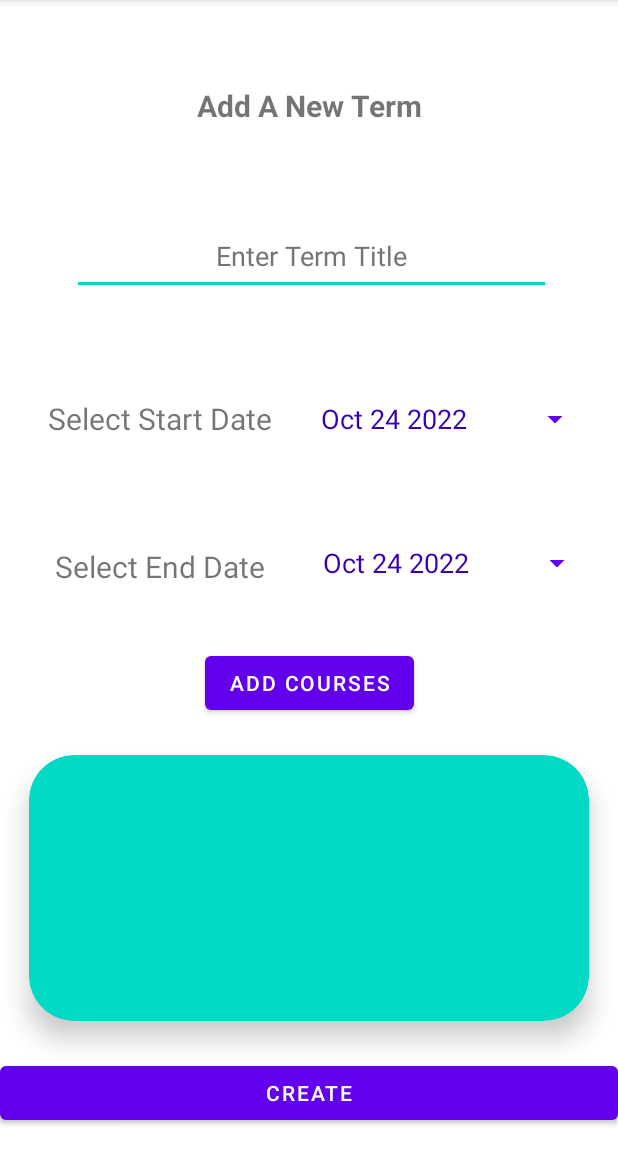
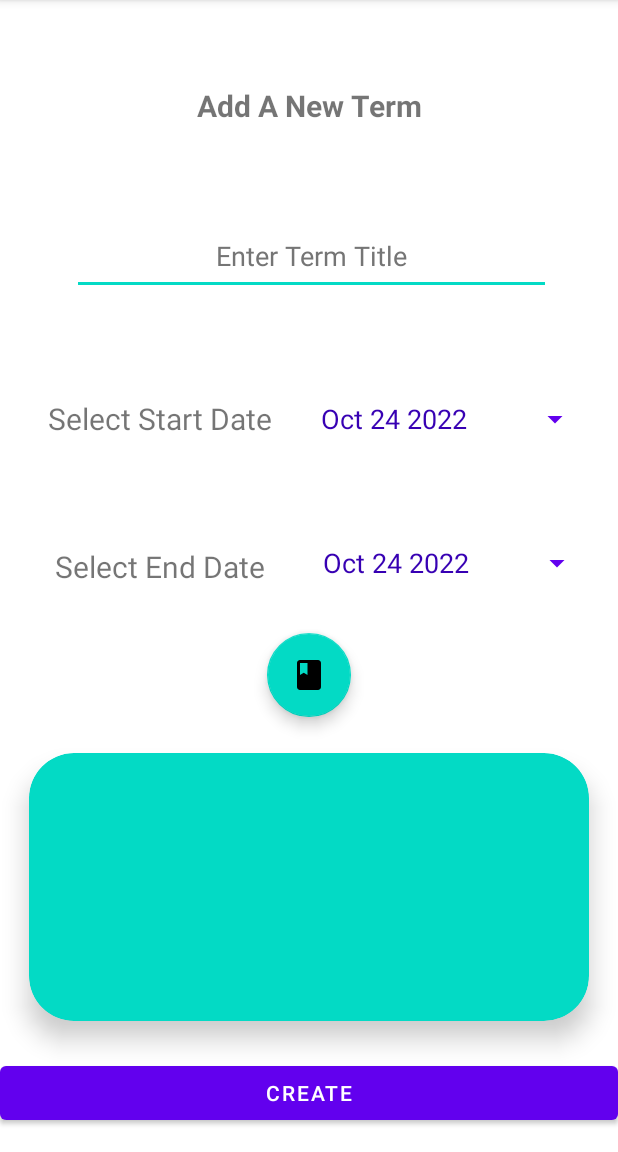
Before and after one commit to evilqueen599/C196MobileAppDevelopment, an Android app: the AddTerm screen opened directly, with no data from a screen before it, on a phone screen of 412 x 824 dp, the part 84-1236 px from its top. Run offline under Robolectric (Android 15) with nearby library versions, the phone set to English and light mode, and no system bars; our stand-ins replace Room's generated code.

Commit message:
Add courses to term working!!!!!

```diff
--- a/app/src/main/java/com/example/c196aloufi/Adapters/CourseAdapter.java
+++ b/app/src/main/java/com/example/c196aloufi/Adapters/CourseAdapter.java
@@ -57,6 +57,7 @@ public class CourseAdapter extends RecyclerView.Adapter<CourseAdapter.CourseView
                     intent.putExtra("instructorPhone", current.getInstructorPhone());
                     intent.putExtra("instructorEmail",current.getInstructorEmail());
                     intent.putExtra("courseNote", current.getCourseNote());
+                    intent.putExtra("termId", current.getTermId());
                     context.startActivity(intent);
                 }
             });
--- a/app/src/main/java/com/example/c196aloufi/Database/AssessmentDAO.java
+++ b/app/src/main/java/com/example/c196aloufi/Database/AssessmentDAO.java
@@ -24,7 +24,4 @@ public interface AssessmentDAO {
 
     @Query("SELECT * FROM assessments ORDER BY assessmentId ASC")
     List<Assessments> getAllAssessments();
-
-    @Query("SELECT * FROM assessments WHERE courseId = courseId")
-    List<Assessments> getAssocAssesments();
 }
--- a/app/src/main/java/com/example/c196aloufi/Database/CourseDAO.java
+++ b/app/src/main/java/com/example/c196aloufi/Database/CourseDAO.java
@@ -1,5 +1,6 @@
 package com.example.c196aloufi.Database;
 
+import androidx.lifecycle.LiveData;
 import androidx.room.Dao;
 import androidx.room.Delete;
 import androidx.room.Insert;
@@ -25,5 +26,4 @@ public interface CourseDAO {
 
     @Query("SELECT * FROM courses ORDER BY courseId ASC")
     List<Courses> getAllCourses();
-
 }
--- a/app/src/main/java/com/example/c196aloufi/Database/TermDAO.java
+++ b/app/src/main/java/com/example/c196aloufi/Database/TermDAO.java
@@ -25,4 +25,7 @@ public interface TermDAO {
 
     @Query("SELECT * FROM terms ORDER BY termId ASC")
     List<Terms> getAllTerms();
+
+    @Query("SELECT * FROM terms WHERE termId = :termId")
+    Terms getTermById(Integer termId);
 }
--- a/app/src/main/res/layout/activity_add_term.xml
+++ b/app/src/main/res/layout/activity_add_term.xml
@@ -43,15 +43,13 @@
         app:layout_constraintTop_toTopOf="@id/guidelineTop"
         app:layout_constraintVertical_bias="0.0" />
 
-    <Button
+    <com.google.android.material.floatingactionbutton.FloatingActionButton
         android:id="@+id/addCoursesBtn"
-        android:layout_width="139dp"
+        android:layout_width="wrap_content"
         android:layout_height="wrap_content"
-        android:layout_marginStart="136dp"
-        android:layout_marginTop="31dp"
-        android:layout_marginEnd="136dp"
-        android:layout_marginBottom="13dp"
-        android:text="Add Courses"
+        android:onClick="addCoursesToTerm"
+        android:src="@drawable/ic_baseline_class_24"
+        android:text="Add Courses to Term"
         app:layout_constraintBottom_toTopOf="@+id/guidelineBottom"
         app:layout_constraintEnd_toEndOf="@id/guidelineRight"
         app:layout_constraintStart_toStartOf="@id/guidelineLeft"
```
Also changed, not shown: app/src/main/java/com/example/c196aloufi/Adapters/CoursePopUpAdapter.java (added, +67 -0 lines), app/src/main/java/com/example/c196aloufi/Database/AppRepo.java (+18 -12 lines), app/src/main/java/com/example/c196aloufi/UserInterface/AddCourse.java (+5 -2 lines), app/src/main/java/com/example/c196aloufi/UserInterface/AddTerm.java (+66 -10 lines), app/src/main/java/com/example/c196aloufi/UserInterface/CourseDropDownMenu.java (added, +46 -0 lines), app/src/main/res/layout/popup_menu_item.xml (added, +12 -0 lines).
